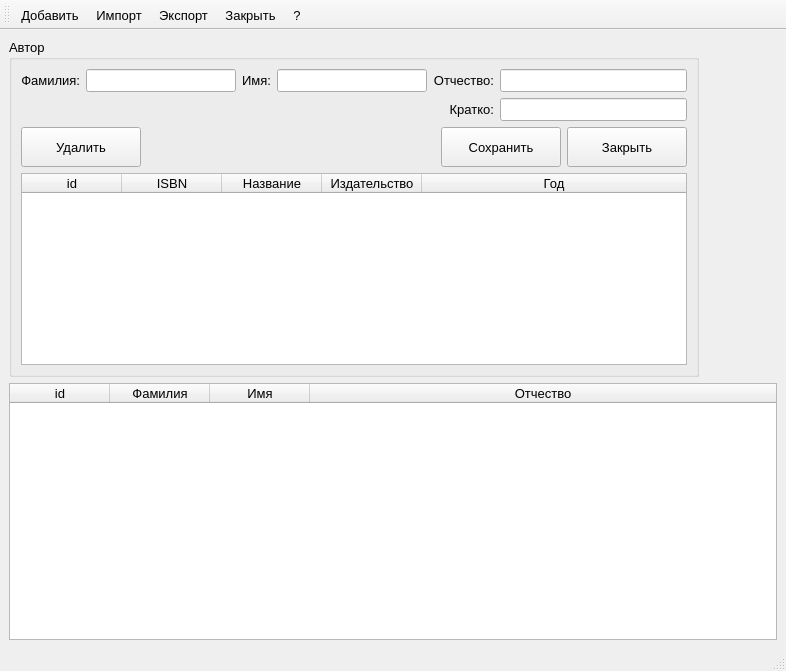
Above: librarian/authors.ui from Skyrim78/Librarian before the change. Below: the same form after it.
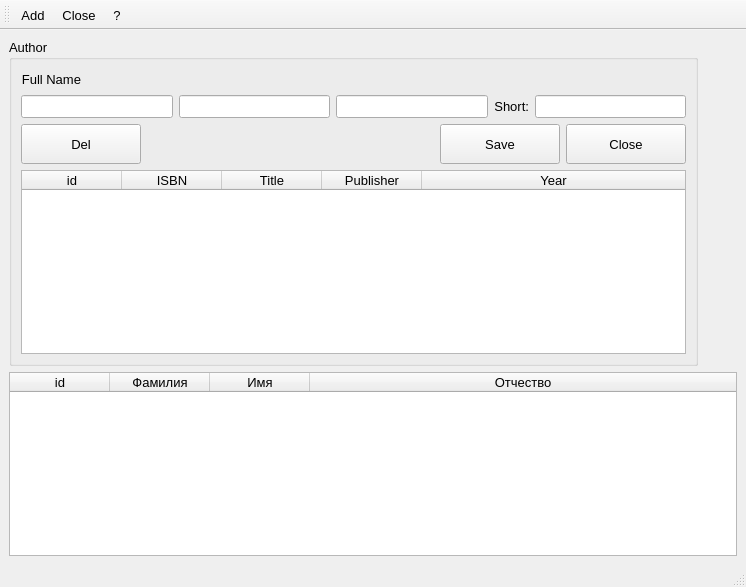
That is the form after the change.

```diff
--- a/librarian/authors.ui
+++ b/librarian/authors.ui
@@ -6,8 +6,8 @@
    <rect>
     <x>0</x>
     <y>0</y>
-    <width>786</width>
-    <height>671</height>
+    <width>746</width>
+    <height>587</height>
    </rect>
   </property>
   <property name="font">
@@ -21,9 +21,9 @@
   <widget class="QWidget" name="centralwidget">
    <layout class="QGridLayout" name="gridLayout_2">
     <item row="0" column="0">
-     <layout class="QVBoxLayout" name="verticalLayout_5">
+     <layout class="QVBoxLayout" name="verticalLayout_2">
       <item>
-       <layout class="QHBoxLayout" name="horizontalLayout_5">
+       <layout class="QHBoxLayout" name="horizontalLayout_3">
         <item>
          <widget class="QGroupBox" name="groupBox_card">
           <property name="minimumSize">
@@ -39,98 +39,64 @@
            </size>
           </property>
           <property name="title">
-           <string>Автор</string>
+           <string>Author</string>
           </property>
           <layout class="QGridLayout" name="gridLayout">
            <item row="0" column="0">
-            <layout class="QVBoxLayout" name="verticalLayout_4">
-             <item>
-              <layout class="QVBoxLayout" name="verticalLayout_3">
-               <item>
-                <layout class="QHBoxLayout" name="horizontalLayout_3">
-                 <item>
-                  <layout class="QVBoxLayout" name="verticalLayout_2">
+            <layout class="QVBoxLayout" name="verticalLayout">
                    <item>
                     <layout class="QHBoxLayout" name="horizontalLayout">
                      <item>
                       <widget class="QLabel" name="label">
                        <property name="text">
-                        <string>Фамилия:</string>
+                  <string>Full Name</string>
                        </property>
                        <property name="alignment">
                         <set>Qt::AlignRight|Qt::AlignTrailing|Qt::AlignVCenter</set>
                        </property>
                       </widget>
                      </item>
+               <item>
+                <spacer name="horizontalSpacer_3">
+                 <property name="orientation">
+                  <enum>Qt::Horizontal</enum>
+                 </property>
+                 <property name="sizeHint" stdset="0">
+                  <size>
+                   <width>28</width>
+                   <height>20</height>
+                  </size>
+                 </property>
+                </spacer>
+               </item>
+              </layout>
+             </item>
+             <item>
+              <layout class="QHBoxLayout" name="horizontalLayout_2">
                      <item>
                       <widget class="QLineEdit" name="lineEdit_fam"/>
                      </item>
-                     <item>
-                      <widget class="QLabel" name="label_2">
-                       <property name="text">
-                        <string>Имя:</string>
-                       </property>
-                       <property name="alignment">
-                        <set>Qt::AlignRight|Qt::AlignTrailing|Qt::AlignVCenter</set>
-                       </property>
-                      </widget>
-                     </item>
                      <item>
                       <widget class="QLineEdit" name="lineEdit_ima"/>
                      </item>
                      <item>
-                      <widget class="QLabel" name="label_3">
-                       <property name="text">
-                        <string>Отчество:</string>
-                       </property>
-                       <property name="alignment">
-                        <set>Qt::AlignRight|Qt::AlignTrailing|Qt::AlignVCenter</set>
-                       </property>
-                      </widget>
-                     </item>
-                    </layout>
-                   </item>
-                   <item>
-                    <layout class="QHBoxLayout" name="horizontalLayout_2">
-                     <item>
-                      <spacer name="horizontalSpacer_3">
-                       <property name="orientation">
-                        <enum>Qt::Horizontal</enum>
-                       </property>
-                       <property name="sizeHint" stdset="0">
-                        <size>
-                         <width>428</width>
-                         <height>20</height>
-                        </size>
-                       </property>
-                      </spacer>
-                     </item>
-                     <item>
-                      <widget class="QLabel" name="label_7">
-                       <property name="text">
-                        <string>Кратко:</string>
-                       </property>
-                       <property name="alignment">
-                        <set>Qt::AlignRight|Qt::AlignTrailing|Qt::AlignVCenter</set>
-                       </property>
-                      </widget>
-                     </item>
-                    </layout>
-                   </item>
-                  </layout>
-                 </item>
-                 <item>
-                  <layout class="QVBoxLayout" name="verticalLayout">
-                   <item>
                     <widget class="QLineEdit" name="lineEdit_otc"/>
                    </item>
+               <item>
+                <widget class="QLabel" name="label_7">
+                 <property name="text">
+                  <string>Short:</string>
+                 </property>
+                 <property name="alignment">
+                  <set>Qt::AlignRight|Qt::AlignTrailing|Qt::AlignVCenter</set>
+                 </property>
+                </widget>
+               </item>
                    <item>
                     <widget class="QLineEdit" name="lineEdit_k"/>
                    </item>
                   </layout>
                  </item>
-                </layout>
-               </item>
                <item>
                 <layout class="QHBoxLayout" name="horizontalLayout_4">
                  <item>
@@ -148,7 +114,7 @@
                     </size>
                    </property>
                    <property name="text">
-                    <string>Удалить</string>
+                  <string>Del</string>
                    </property>
                   </widget>
                  </item>
@@ -180,7 +146,7 @@
                     </size>
                    </property>
                    <property name="text">
-                    <string>Сохранить</string>
+                  <string>Save</string>
                    </property>
                   </widget>
                  </item>
@@ -199,11 +165,9 @@
                     </size>
                    </property>
                    <property name="text">
-                    <string>Закрыть</string>
-                   </property>
-                  </widget>
-                 </item>
-                </layout>
+                  <string>Close</string>
+                 </property>
+                </widget>
                </item>
               </layout>
              </item>
@@ -256,7 +220,7 @@
                </column>
                <column>
                 <property name="text">
-                 <string>Название</string>
+                 <string>Title</string>
                 </property>
                 <property name="font">
                  <font>
@@ -269,7 +233,7 @@
                </column>
                <column>
                 <property name="text">
-                 <string>Издательство</string>
+                 <string>Publisher</string>
                 </property>
                 <property name="font">
                  <font>
@@ -279,7 +243,7 @@
                </column>
                <column>
                 <property name="text">
-                 <string>Год</string>
+                 <string>Year</string>
                 </property>
                 <property name="font">
                  <font>
@@ -391,19 +355,17 @@
     <bool>false</bool>
    </attribute>
    <addaction name="actionAdd"/>
-   <addaction name="actionImport"/>
-   <addaction name="actionExport"/>
    <addaction name="actionClose"/>
    <addaction name="actionHelp"/>
   </widget>
   <action name="actionAdd">
    <property name="text">
-    <string>Добавить</string>
+    <string>Add</string>
    </property>
   </action>
   <action name="actionClose">
    <property name="text">
-    <string>Закрыть</string>
+    <string>Close</string>
    </property>
   </action>
   <action name="actionHelp">
@@ -411,16 +373,6 @@
     <string>?</string>
    </property>
   </action>
-  <action name="actionImport">
-   <property name="text">
-    <string>Импорт</string>
-   </property>
-  </action>
-  <action name="actionExport">
-   <property name="text">
-    <string>Экспорт</string>
-   </property>
-  </action>
  </widget>
  <resources/>
  <connections/>
```
Left out of the diff: 2 changed lines with no effect on the pictures. Lines whose indentation alone changed are shown as unchanged.
